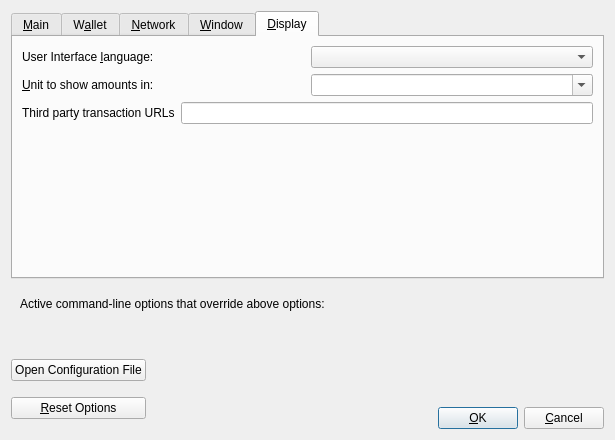
navcoin/navcoin-core, file src/qt/forms/optionsdialog.ui: the form before one commit.
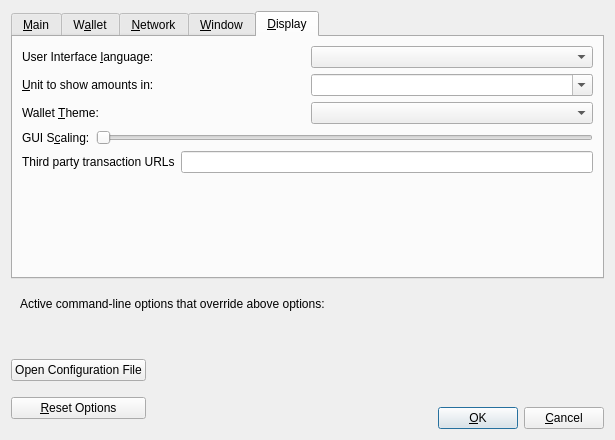
The form after the commit. The open tabs and pages were chosen to show the change. Custom widgets are drawn as their Qt base class.

Commit message: Update the wallet GUI look and feel, fixed scaling on menu and splash screen (New Icons), Removed NavTech references, Added multi theme support (#557)

```diff
--- a/src/qt/forms/optionsdialog.ui
+++ b/src/qt/forms/optionsdialog.ui
@@ -687,6 +687,63 @@
          </item>
         </layout>
        </item>
+       <item>
+        <layout class="QHBoxLayout" name="horizontalLayout_Theme_Display">
+         <item>
+          <widget class="QLabel" name="themeLabel">
+           <property name="text">
+            <string>Wallet &amp;Theme:</string>
+           </property>
+           <property name="textFormat">
+            <enum>Qt::PlainText</enum>
+           </property>
+           <property name="buddy">
+            <cstring>theme</cstring>
+           </property>
+          </widget>
+         </item>
+         <item>
+          <widget class="QValueComboBox" name="theme">
+           <property name="toolTip">
+            <string>User Interface Theme (What color scheme to use for the wallet GUI?)</string>
+           </property>
+          </widget>
+         </item>
+        </layout>
+       </item>
+       <item>
+        <layout class="QHBoxLayout" name="horizontalLayout_Scaling_Display">
+         <item>
+          <widget class="QLabel" name="scalingLabel">
+           <property name="text">
+            <string>GUI S&amp;caling:</string>
+           </property>
+           <property name="textFormat">
+            <enum>Qt::PlainText</enum>
+           </property>
+           <property name="buddy">
+            <cstring>scaling</cstring>
+           </property>
+          </widget>
+         </item>
+         <item>
+          <widget class="QSlider" name="scaling">
+           <property name="toolTip">
+            <string>User Interface Scaling (What scale % to use for wallet GUI?)</string>
+           </property>
+           <property name="orientation">
+             <enum>Qt::Horizontal</enum>
+           </property>
+           <property name="minimum">
+             <number>90</number>
+           </property>
+           <property name="maximum">
+             <number>150</number>
+           </property>
+          </widget>
+         </item>
+        </layout>
+       </item>
        <item>
         <layout class="QHBoxLayout" name="horizontalLayout_3_Display">
          <item>
```
The commit also changes 468 other files.
